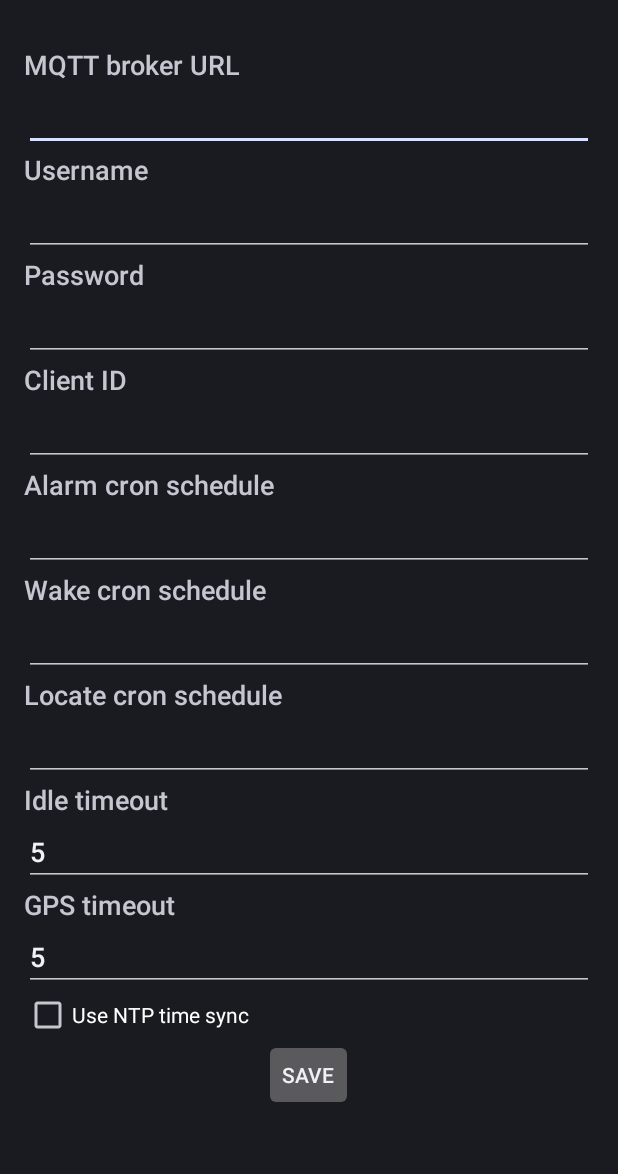
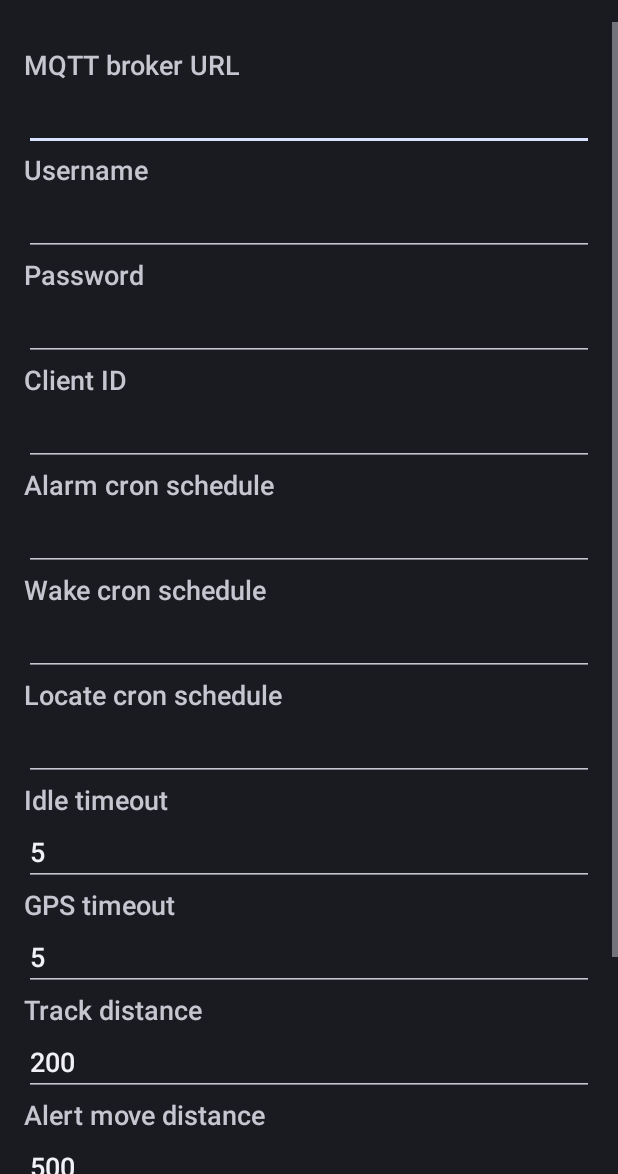
Before and after one commit to led-spb/carmon, an Android app: the ConfigActivity screen opened directly, with no data from a screen before it, on a phone screen of 412 x 824 dp, the part 62-1236 px from its top. Run offline under Robolectric (Android 15) with nearby library versions, the phone set to English and light mode, and no system bars; libraries missing offline, so code that uses them is left out: org.quartz; 3 statements that could not run were skipped.

```diff
--- a/app/src/main/java/ru/led/carmon/ConfigActivity.java
+++ b/app/src/main/java/ru/led/carmon/ConfigActivity.java
@@ -20,7 +20,12 @@ public class ConfigActivity extends Activity implements View.OnClickListener {
 
     private EditText editIdleTimeout;
     private EditText editGpsTimeout;
+    private EditText editTrackDistance;
+    private EditText editAlarmDistance;
+
     private CheckBox editTimesync;
+    private CheckBox editUseGzip;
+    private CheckBox editTracking;
 
     @Override
     protected void onCreate(Bundle savedInstanceState) {
@@ -35,18 +40,32 @@ public class ConfigActivity extends Activity implements View.OnClickListener {
         editPassword = (EditText) findViewById(R.id.editMqttPassword);
         editClientId = (EditText) findViewById(R.id.editMqttClientId);
         editTimesync = (CheckBox) findViewById(R.id.checkBoxTimesync);
-        editWakeSchedule = (EditText) findViewById(R.id.editWakeInterval);
+        editUseGzip  = (CheckBox) findViewById(R.id.checkUseCompress);
+        editTracking = (CheckBox) findViewById(R.id.checkTracking);
+
         editIdleTimeout = (EditText) findViewById(R.id.editIdleTimeout);
-        editLocateSchedule = (EditText) findViewById(R.id.editLocateTimes);
-        editAlarmSchedule = (EditText) findViewById(R.id.editAlertInterval);
         editGpsTimeout = (EditText) findViewById(R.id.editGpsTimeout);
 
+        editWakeSchedule = (EditText) findViewById(R.id.editWakeSchedule);
+        editLocateSchedule = (EditText) findViewById(R.id.editLocateSchedule);
+        editAlarmSchedule = (EditText) findViewById(R.id.editAlarmSchedule);
+
+        editTrackDistance = (EditText) findViewById(R.id.editTrackDistance);
+        editAlarmDistance = (EditText) findViewById(R.id.editAlarmDistance);
+
+
+
+
+
+        // set
         editUrl.setText( state.getMqttUrl() );
         editUsername.setText( state.getMqttUsername() );
         editPassword.setText( state.getMqttPassword() );
         editClientId.setText( state.getMqttClientId() );
 
         editTimesync.setChecked(state.isTimeSync());
+        editUseGzip.setChecked(state.isUseCompress());
+        editTracking.setChecked(state.isTracking());
 
         editIdleTimeout.setText(  String.format("%d", state.getIdleTimeout() / 1000 / 60) );
         editGpsTimeout.setText( String.format("%d", state.getGpsTimeout() / 1000 / 60 ) );
@@ -54,6 +73,9 @@ public class ConfigActivity extends Activity implements View.OnClickListener {
         editAlarmSchedule.setText( state.getAlarmSchedule() );
         editWakeSchedule.setText( state.getWakeSchedule() );
         editLocateSchedule.setText(  state.getLocateSchedule() );
+
+        editTrackDistance.setText( String.format("%d", (int)state.getTrackDistance()) );
+        editAlarmDistance.setText( String.format("%d", (int)state.getAlarmDistance() ) );
 
         Button btn = (Button) findViewById(R.id.btnSave);
         btn.setOnClickListener(this);
@@ -67,7 +89,10 @@ public class ConfigActivity extends Activity implements View.OnClickListener {
         state.setMqttUsername(editUsername.getText().toString());
         state.setMqttPassword(editPassword.getText().toString());
         state.setMqttClientId(editClientId.getText().toString());
+
         state.setTimeSync(editTimesync.isChecked());
+        state.setGpsEnabled( editUseGzip.isChecked() );
+        state.setTracking( editTracking.isChecked() );
 
         state.setLocateSchedule(editLocateSchedule.getText().toString());
         state.setWakeSchedule( editWakeSchedule.getText().toString() );
@@ -76,6 +101,9 @@ public class ConfigActivity extends Activity implements View.OnClickListener {
         state.setIdleTimeout(Long.parseLong(editIdleTimeout.getText().toString()) * 1000 * 60 );
         state.setGpsTimeout(Long.parseLong(editGpsTimeout.getText().toString()) *1000 * 60 );
 
+        state.setAlarmDistance( Float.parseFloat(editAlarmDistance.getText().toString()) );
+        state.setTrackDistance( Float.parseFloat(editTrackDistance.getText().toString()) );
+
         finish();
     }
 }
--- a/app/src/main/java/ru/led/carmon/ControlService.java
+++ b/app/src/main/java/ru/led/carmon/ControlService.java
@@ -158,7 +158,7 @@ public class ControlService extends Service {
         Log.i( getClass().getPackage().getName(), "ControlService started");
 
         this.carState = ((CarMonApp)getApplication()).getCarState();
-        this.carState.setAppVersion( versionCode );
+        this.carState.setVersionCode( versionCode );
 
         botCommands = new DefaultCommands( this );
 
--- a/app/src/main/res/layout/activity_config.xml
+++ b/app/src/main/res/layout/activity_config.xml
@@ -38,7 +38,6 @@
             android:layout_alignParentLeft="true"
             android:layout_alignParentRight="true"
             android:layout_below="@+id/editMqttURL"
-            android:password="false"
             android:text="@string/mqtt_username"
             android:textAppearance="?android:attr/textAppearanceMedium" />
 
@@ -88,7 +87,7 @@
             android:layout_below="@+id/labelMqttClientId" />
 
         <TextView
-            android:id="@+id/labelViewAlertInterval"
+            android:id="@+id/labelAlarmSchedule"
             android:layout_width="wrap_content"
             android:layout_height="wrap_content"
             android:layout_alignParentLeft="true"
@@ -97,48 +96,48 @@
             android:textAppearance="?android:attr/textAppearanceMedium" />
 
         <EditText
-            android:id="@+id/editAlertInterval"
+            android:id="@+id/editAlarmSchedule"
             android:layout_width="wrap_content"
             android:layout_height="wrap_content"
             android:layout_alignParentLeft="true"
             android:layout_alignParentRight="true"
-            android:layout_below="@+id/labelViewAlertInterval"
+            android:layout_below="@+id/labelAlarmSchedule"
             android:numeric="integer" />
 
         <TextView
-            android:id="@+id/labelViewWakeInterval"
+            android:id="@+id/labelViewWakeSchedule"
             android:layout_width="wrap_content"
             android:layout_height="wrap_content"
             android:layout_alignParentLeft="true"
-            android:layout_below="@+id/editAlertInterval"
+            android:layout_below="@+id/editAlarmSchedule"
             android:text="@string/wake_schedule"
             android:textAppearance="?android:attr/textAppearanceMedium" />
 
         <EditText
-            android:id="@+id/editWakeInterval"
+            android:id="@+id/editWakeSchedule"
             android:layout_width="wrap_content"
             android:layout_height="wrap_content"
             android:layout_alignParentLeft="true"
             android:layout_alignParentRight="true"
-            android:layout_below="@+id/labelViewWakeInterval" />
+            android:layout_below="@+id/labelViewWakeSchedule" />
 
         <TextView
-            android:id="@+id/labelLocateTimes"
+            android:id="@+id/labelLocateSchedule"
             android:layout_width="wrap_content"
             android:layout_height="wrap_content"
             android:layout_alignParentLeft="true"
             android:layout_alignParentRight="true"
-            android:layout_below="@+id/editWakeInterval"
+            android:layout_below="@+id/editWakeSchedule"
             android:text="@string/locate_schedule"
             android:textAppearance="?android:attr/textAppearanceMedium" />
 
         <EditText
-            android:id="@+id/editLocateTimes"
+            android:id="@+id/editLocateSchedule"
             android:layout_width="wrap_content"
             android:layout_height="wrap_content"
             android:layout_alignParentLeft="true"
             android:layout_alignParentRight="true"
-            android:layout_below="@+id/labelLocateTimes" />
+            android:layout_below="@+id/labelLocateSchedule" />
 
         <TextView
             android:layout_width="wrap_content"
@@ -146,7 +145,7 @@
             android:textAppearance="?android:attr/textAppearanceMedium"
             android:text="@string/idle_timeout"
             android:id="@+id/labelIdleTimeout"
-        android:layout_below="@+id/editLocateTimes"
+            android:layout_below="@+id/editLocateSchedule"
             android:layout_alignParentLeft="true"
             android:layout_alignParentRight="true" />
         <EditText
@@ -176,13 +175,68 @@
             android:layout_alignParentRight="true"
             android:layout_below="@+id/labelGpsTimeout" />
 
+
+        <TextView
+            android:id="@+id/labelTrackDistance"
+            android:layout_width="wrap_content"
+            android:layout_height="wrap_content"
+            android:layout_alignParentLeft="true"
+            android:layout_alignParentRight="true"
+            android:layout_below="@+id/editGpsTimeout"
+            android:text="@string/track_distance"
+            android:textAppearance="?android:attr/textAppearanceMedium" />
+
+        <EditText
+            android:id="@+id/editTrackDistance"
+            android:layout_width="wrap_content"
+            android:layout_height="wrap_content"
+            android:layout_alignParentLeft="true"
+            android:layout_alignParentRight="true"
+            android:layout_below="@+id/labelTrackDistance" />
+
+        <TextView
+            android:id="@+id/labelAlarmDistance"
+            android:layout_width="wrap_content"
+            android:layout_height="wrap_content"
+            android:layout_alignParentLeft="true"
+            android:layout_alignParentRight="true"
+            android:layout_below="@+id/editTrackDistance"
+            android:text="@string/alert_distance"
+            android:textAppearance="?android:attr/textAppearanceMedium" />
+
+        <EditText
+            android:id="@+id/editAlarmDistance"
+            android:layout_width="wrap_content"
+            android:layout_height="wrap_content"
+            android:layout_alignParentLeft="true"
+            android:layout_alignParentRight="true"
+            android:layout_below="@+id/labelAlarmDistance" />
+
+        <CheckBox
+            android:id="@+id/checkTracking"
+            android:layout_width="wrap_content"
+            android:layout_height="wrap_content"
+            android:layout_alignParentLeft="true"
+            android:layout_alignParentRight="true"
+            android:layout_below="@+id/editAlarmDistance"
+            android:text="@string/use_tracking" />
+
+        <CheckBox
+            android:id="@+id/checkUseCompress"
+            android:layout_width="wrap_content"
+            android:layout_height="wrap_content"
+            android:layout_alignParentLeft="true"
+            android:layout_alignParentRight="true"
+            android:layout_below="@+id/checkTracking"
+            android:text="@string/use_compress" />
+
         <CheckBox
             android:id="@+id/checkBoxTimesync"
             android:layout_width="wrap_content"
             android:layout_height="wrap_content"
             android:layout_alignParentLeft="true"
             android:layout_alignParentRight="true"
-            android:layout_below="@+id/editGpsTimeout"
+            android:layout_below="@+id/checkUseCompress"
             android:text="@string/use_ntp" />
 
         <Button
--- a/app/src/main/res/values/strings.xml
+++ b/app/src/main/res/values/strings.xml
@@ -23,5 +23,9 @@
     <string name="btnStart">Start</string>
     <string name="btnStop">Stop</string>
     <string name="btnConfig">Config</string>
+    <string name="track_distance">Track distance</string>
+    <string name="alert_distance">Alert move distance</string>
+    <string name="use_compress">GZIP track data</string>
+    <string name="use_tracking">Send track data</string>
 
 </resources>
--- a/settings.gradle
+++ b/settings.gradle
@@ -1 +1 @@
-include ':app'
+include ':app', ':updater'
--- /dev/null
+++ b/updater/src/main/res/values/colors.xml
@@ -0,0 +1,6 @@
+<?xml version="1.0" encoding="utf-8"?>
+<resources>
+    <color name="colorPrimary">#3F51B5</color>
+    <color name="colorPrimaryDark">#303F9F</color>
+    <color name="colorAccent">#FF4081</color>
+</resources>
--- /dev/null
+++ b/updater/src/main/res/values/strings.xml
@@ -0,0 +1,3 @@
+<resources>
+    <string name="app_name">updater</string>
+</resources>
--- /dev/null
+++ b/updater/src/main/res/values/styles.xml
@@ -0,0 +1,2 @@
+<resources>
+</resources>
```
Also changed, not shown: app/src/main/java/ru/led/carmon/ActionReceiver.java (+16 -11 lines), app/src/main/java/ru/led/carmon/BotManager.java (+23 -46 lines), app/src/main/java/ru/led/carmon/CarState.java (+61 -34 lines), app/src/main/java/ru/led/carmon/DefaultCommands.java (+17 -53 lines), app/src/main/res/layout/activity_config_new.xml (deleted, +0 -46 lines), updater/build.gradle (renamed from app/build.gradle, +17 -8 lines), updater/src/main/AndroidManifest.xml (added, +32 -0 lines), updater/src/main/java/led/ru/updater/UpdateReceiver.java (added, +12 -0 lines), updater/src/main/java/led/ru/updater/UpdateService.java (added, +219 -0 lines), 3 other files. Lines whose indentation alone changed are shown as unchanged.
